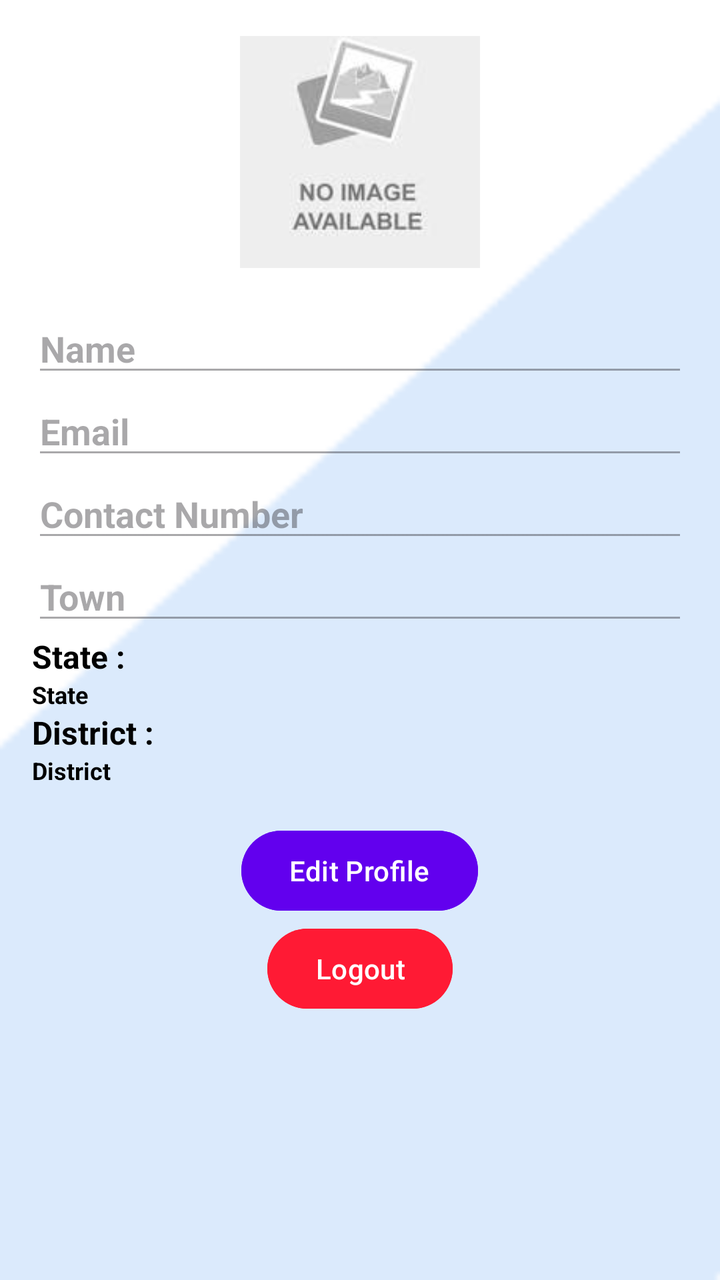
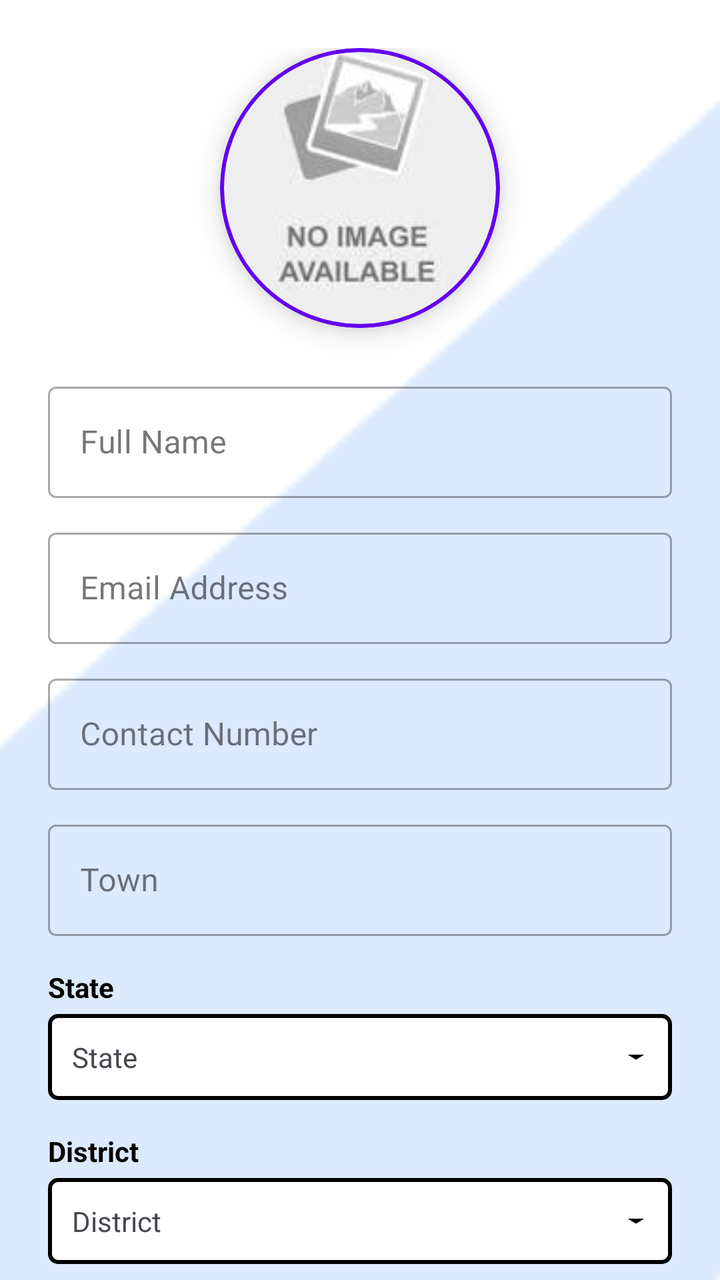

Screens rendered from an Android XML layout before and after an edit, with the pre-edit source and the edit as a unified diff.
<!-- AndroidManifest.xml: application theme Theme.Orphans -->
<!-- res/layout/fragment_profile.xml -->
<layout xmlns:android="http://schemas.android.com/apk/res/android"
    xmlns:app="http://schemas.android.com/apk/res-auto">

    <LinearLayout
        android:layout_width="match_parent"
        android:layout_height="match_parent"
        android:orientation="vertical"
        android:padding="16dp"
        android:background="@drawable/donor">

        <ImageView
            android:id="@+id/imageViewProfile"
            android:layout_width="120dp"
            android:layout_height="120dp"
            android:layout_gravity="center"
            android:src="@drawable/placeholder_image"
            android:contentDescription="Profile Image"
            android:layout_marginBottom="16dp" />

        <EditText
            android:id="@+id/editTextName"
            android:layout_width="match_parent"
            android:layout_height="wrap_content"
            android:hint="Name"
            android:textColor="@color/black"
            android:textStyle="bold"
            android:enabled="false" />

        <EditText
            android:id="@+id/editTextEmail"
            android:layout_width="match_parent"
            android:layout_height="wrap_content"
            android:hint="Email"
            android:textColor="@color/black"
            android:textStyle="bold"
            android:inputType="textEmailAddress"
            android:enabled="false" />

        <EditText
            android:id="@+id/editTextPhone"
            android:layout_width="match_parent"
            android:layout_height="wrap_content"
            android:hint="Contact Number"
            android:textColor="@color/black"
            android:textStyle="bold"
            android:enabled="false" />

        <EditText
            android:id="@+id/editTextTown"
            android:layout_width="match_parent"
            android:layout_height="wrap_content"
            android:hint="Town"
            android:textColor="@color/black"
            android:textStyle="bold"
            android:enabled="false" />
        <TextView
            android:id="@+id/texts"
            android:layout_width="wrap_content"
            android:layout_height="wrap_content"
            android:text="State :"
            android:textSize="16sp"
            android:textColor="@color/black"
            android:textStyle="bold" />

        <TextView
            android:id="@+id/textViewState"
            android:layout_width="wrap_content"
            android:layout_height="wrap_content"
            android:textSize="12sp"
            android:textColor="@color/black"
            android:textStyle="bold"
            android:text="State"
            android:visibility="visible" />

        <Spinner
            android:id="@+id/spinnerState"
            android:layout_width="match_parent"
            android:layout_height="wrap_content"
            android:visibility="gone" />

        <TextView
            android:id="@+id/textd"
            android:layout_width="wrap_content"
            android:layout_height="wrap_content"
            android:text="District :"
            android:textSize="16sp"
            android:textColor="@color/black"
            android:textStyle="bold"/>

        <TextView
            android:id="@+id/textViewDistrict"
            android:layout_width="wrap_content"
            android:layout_height="wrap_content"
            android:textSize="12sp"
            android:textColor="@color/black"
            android:textStyle="bold"
            android:text="District"
            android:visibility="visible" />

        <Spinner
            android:id="@+id/spinnerDistrict"
            android:layout_width="match_parent"
            android:layout_height="wrap_content"
            android:visibility="gone" />

        <Button
            android:id="@+id/buttonEditProfile"
            android:layout_width="wrap_content"
            android:layout_height="wrap_content"
            android:layout_gravity="center"
            android:backgroundTint="@color/colorPrimary"
            android:layout_marginTop="18dp"
            android:text="Edit Profile" />

        <Button
            android:id="@+id/buttonSaveProfile"
            android:layout_width="wrap_content"
            android:layout_height="wrap_content"
            android:layout_gravity="center"
            android:backgroundTint="@color/colorPrimary"
            android:text="Save Profile"
            android:visibility="gone" />

        <Button
            android:id="@+id/buttonLogout"
            android:layout_width="wrap_content"
            android:layout_height="wrap_content"
            android:text="Logout"
            android:backgroundTint="@color/purple_700"
            android:layout_gravity="center"
            android:layout_marginTop="1dp" />
    </LinearLayout>
</layout>
<!-- resources referenced by this layout -->
<resources>
  <color name="black">#FF000000</color>
  <color name="colorPrimary">#6200EE</color>
  <color name="purple_700">#FF1A34</color>
  <!-- drawable donor: png bitmap (drawable, 863 bytes) -->
  <!-- drawable placeholder_image: png bitmap (drawable, 247930 bytes) -->
  <style name="Theme.Orphans" parent="Base.Theme.Orphans" />
  <style name="Base.Theme.Orphans" parent="Theme.Material3.DayNight.NoActionBar">
          
          
      </style>
</resources>

<!-- the commit's change to res/layout/fragment_profile.xml (unified diff, before → after) -->
@@ -1,133 +1,182 @@
+<?xml version="1.0" encoding="utf-8"?>
 <layout xmlns:android="http://schemas.android.com/apk/res/android"
     xmlns:app="http://schemas.android.com/apk/res-auto">
 
-    <LinearLayout
+    <androidx.core.widget.NestedScrollView
         android:layout_width="match_parent"
         android:layout_height="match_parent"
-        android:orientation="vertical"
-        android:padding="16dp"
-        android:background="@drawable/donor">
+        android:background="@drawable/donor"
+        android:fillViewport="true">
 
-        <ImageView
-            android:id="@+id/imageViewProfile"
-            android:layout_width="120dp"
-            android:layout_height="120dp"
-            android:layout_gravity="center"
-            android:src="@drawable/placeholder_image"
-            android:contentDescription="Profile Image"
-            android:layout_marginBottom="16dp" />
-
-        <EditText
-            android:id="@+id/editTextName"
+        <LinearLayout
             android:layout_width="match_parent"
             android:layout_height="wrap_content"
-            android:hint="Name"
-            android:textColor="@color/black"
-            android:textStyle="bold"
-            android:enabled="false" />
+            android:orientation="vertical"
+            android:padding="24dp">
 
-        <EditText
-            android:id="@+id/editTextEmail"
-            android:layout_width="match_parent"
-            android:layout_height="wrap_content"
-            android:hint="Email"
-            android:textColor="@color/black"
-            android:textStyle="bold"
-            android:inputType="textEmailAddress"
-            android:enabled="false" />
+            <com.google.android.material.card.MaterialCardView
+                android:layout_width="140dp"
+                android:layout_height="140dp"
+                android:layout_gravity="center"
+                android:layout_marginBottom="24dp"
+                app:cardCornerRadius="70dp"
+                app:cardElevation="8dp"
+                app:strokeColor="@color/colorPrimary"
+                app:strokeWidth="2dp">
 
-        <EditText
-            android:id="@+id/editTextPhone"
-            android:layout_width="match_parent"
-            android:layout_height="wrap_content"
-            android:hint="Contact Number"
-            android:textColor="@color/black"
-            android:textStyle="bold"
-            android:enabled="false" />
+                <ImageView
+                    android:id="@+id/imageViewProfile"
+                    android:layout_width="match_parent"
+                    android:layout_height="match_parent"
+                    android:scaleType="centerCrop"
+                    android:src="@drawable/placeholder_image"
+                    android:contentDescription="Profile Image" />
+            </com.google.android.material.card.MaterialCardView>
 
-        <EditText
-            android:id="@+id/editTextTown"
-            android:layout_width="match_parent"
-            android:layout_height="wrap_content"
-            android:hint="Town"
-            android:textColor="@color/black"
-            android:textStyle="bold"
-            android:enabled="false" />
-        <TextView
-            android:id="@+id/texts"
-            android:layout_width="wrap_content"
-            android:layout_height="wrap_content"
-            android:text="State :"
-            android:textSize="16sp"
-            android:textColor="@color/black"
-            android:textStyle="bold" />
+            <com.google.android.material.textfield.TextInputLayout
+                style="@style/Widget.MaterialComponents.TextInputLayout.OutlinedBox"
+                android:layout_width="match_parent"
+                android:layout_height="wrap_content"
+                android:layout_marginBottom="12dp"
+                android:hint="Full Name">
+                <com.google.android.material.textfield.TextInputEditText
+                    android:id="@+id/editTextName"
+                    android:layout_width="match_parent"
+                    android:layout_height="wrap_content"
+                    android:enabled="false"
+                    android:textColor="@color/black" />
+            </com.google.android.material.textfield.TextInputLayout>
 
-        <TextView
-            android:id="@+id/textViewState"
-            android:layout_width="wrap_content"
-            android:layout_height="wrap_content"
-            android:textSize="12sp"
-            android:textColor="@color/black"
-            android:textStyle="bold"
-            android:text="State"
-            android:visibility="visible" />
+            <com.google.android.material.textfield.TextInputLayout
+                style="@style/Widget.MaterialComponents.TextInputLayout.OutlinedBox"
+                android:layout_width="match_parent"
+                android:layout_height="wrap_content"
+                android:layout_marginBottom="12dp"
+                android:hint="Email Address">
+                <com.google.android.material.textfield.TextInputEditText
+                    android:id="@+id/editTextEmail"
+                    android:layout_width="match_parent"
+                    android:layout_height="wrap_content"
+                    android:enabled="false"
+                    android:inputType="textEmailAddress"
+                    android:textColor="@color/black" />
+            </com.google.android.material.textfield.TextInputLayout>
 
-        <Spinner
-            android:id="@+id/spinnerState"
-            android:layout_width="match_parent"
-            android:layout_height="wrap_content"
-            android:visibility="gone" />
+            <com.google.android.material.textfield.TextInputLayout
+                style="@style/Widget.MaterialComponents.TextInputLayout.OutlinedBox"
+                android:layout_width="match_parent"
+                android:layout_height="wrap_content"
+                android:layout_marginBottom="12dp"
+                android:hint="Contact Number">
+                <com.google.android.material.textfield.TextInputEditText
+                    android:id="@+id/editTextPhone"
+                    android:layout_width="match_parent"
+                    android:layout_height="wrap_content"
+                    android:enabled="false"
+                    android:inputType="phone"
+                    android:textColor="@color/black" />
+            </com.google.android.material.textfield.TextInputLayout>
 
-        <TextView
-            android:id="@+id/textd"
-            android:layout_width="wrap_content"
-            android:layout_height="wrap_content"
-            android:text="District :"
-            android:textSize="16sp"
-            android:textColor="@color/black"
-            android:textStyle="bold"/>
+            <com.google.android.material.textfield.TextInputLayout
+                style="@style/Widget.MaterialComponents.TextInputLayout.OutlinedBox"
+                android:layout_width="match_parent"
+                android:layout_height="wrap_content"
+                android:layout_marginBottom="16dp"
+                android:hint="Town">
+                <com.google.android.material.textfield.TextInputEditText
+                    android:id="@+id/editTextTown"
+                    android:layout_width="match_parent"
+                    android:layout_height="wrap_content"
+                    android:enabled="false"
+                    android:textColor="@color/black" />
+            </com.google.android.material.textfield.TextInputLayout>
 
-        <TextView
-            android:id="@+id/textViewDistrict"
-            android:layout_width="wrap_content"
-            android:layout_height="wrap_content"
-            android:textSize="12sp"
-            android:textColor="@color/black"
-            android:textStyle="bold"
-            android:text="District"
-            android:visibility="visible" />
+            <LinearLayout
+                android:layout_width="match_parent"
+                android:layout_height="wrap_content"
+                android:orientation="vertical"
+                android:layout_marginBottom="16dp">
 
-        <Spinner
-            android:id="@+id/spinnerDistrict"
-            android:layout_width="match_parent"
-            android:layout_height="wrap_content"
-            android:visibility="gone" />
+                <TextView
+                    android:layout_width="wrap_content"
+                    android:layout_height="wrap_content"
+                    android:text="State"
+                    android:textStyle="bold"
+                    android:textColor="@color/black" />
 
-        <Button
-            android:id="@+id/buttonEditProfile"
-            android:layout_width="wrap_content"
-            android:layout_height="wrap_content"
-            android:layout_gravity="center"
-            android:backgroundTint="@color/colorPrimary"
-            android:layout_marginTop="18dp"
-            android:text="Edit Profile" />
+                <TextView
+                    android:id="@+id/textViewState"
+                    android:layout_width="match_parent"
+                    android:layout_height="wrap_content"
+                    android:padding="12dp"
+                    android:text="State"
+                    android:background="@drawable/spinner_background"
+                    android:layout_marginTop="4dp" />
 
-        <Button
-            android:id="@+id/buttonSaveProfile"
-            android:layout_width="wrap_content"
-            android:layout_height="wrap_content"
-            android:layout_gravity="center"
-            android:backgroundTint="@color/colorPrimary"
-            android:text="Save Profile"
-            android:visibility="gone" />
+                <Spinner
+                    android:id="@+id/spinnerState"
+                    android:layout_width="match_parent"
+                    android:layout_height="48dp"
+                    android:visibility="gone"
+                    android:background="@drawable/spinner_background"
+                    android:layout_marginTop="4dp" />
+            </LinearLayout>
 
-        <Button
-            android:id="@+id/buttonLogout"
-            android:layout_width="wrap_content"
-            android:layout_height="wrap_content"
-            android:text="Logout"
-            android:backgroundTint="@color/purple_700"
-            android:layout_gravity="center"
-            android:layout_marginTop="1dp" />
-    </LinearLayout>
+            <LinearLayout
+                android:layout_width="match_parent"
+                android:layout_height="wrap_content"
+                android:orientation="vertical"
+                android:layout_marginBottom="24dp">
+
+                <TextView
+                    android:layout_width="wrap_content"
+                    android:layout_height="wrap_content"
+                    android:text="District"
+                    android:textStyle="bold"
+                    android:textColor="@color/black" />
+
+                <TextView
+                    android:id="@+id/textViewDistrict"
+                    android:layout_width="match_parent"
+                    android:layout_height="wrap_content"
+                    android:padding="12dp"
+                    android:text="District"
+                    android:background="@drawable/spinner_background"
+                    android:layout_marginTop="4dp" />
+
+                <Spinner
+                    android:id="@+id/spinnerDistrict"
+                    android:layout_width="match_parent"
+                    android:layout_height="48dp"
+                    android:visibility="gone"
+                    android:background="@drawable/spinner_background"
+                    android:layout_marginTop="4dp" />
+            </LinearLayout>
+
+            <com.google.android.material.button.MaterialButton
+                android:id="@+id/buttonEditProfile"
+                android:layout_width="match_parent"
+                android:layout_height="56dp"
+                android:text="Edit Profile"
+                app:cornerRadius="12dp" />
+
+            <com.google.android.material.button.MaterialButton
+                android:id="@+id/buttonSaveProfile"
+                android:layout_width="match_parent"
+                android:layout_height="56dp"
+                android:text="Save Changes"
+                android:visibility="gone"
+                app:cornerRadius="12dp" />
+
+            <com.google.android.material.button.MaterialButton
+                android:id="@+id/buttonLogout"
+                style="@style/Widget.MaterialComponents.Button.TextButton"
+                android:layout_width="match_parent"
+                android:layout_height="56dp"
+                android:layout_marginTop="8dp"
+                android:text="Logout"
+                android:textColor="@color/purple_700" />
+
+        </LinearLayout>
+    </androidx.core.widget.NestedScrollView>
 </layout>
<!-- resource entries referenced after the edit -->
@@ -5,7 +5,42 @@
   <color name="purple_700">#FF1A34</color>
   <!-- drawable donor: png bitmap (drawable, 863 bytes) -->
   <!-- drawable placeholder_image: png bitmap (drawable, 247930 bytes) -->
+  <!-- drawable spinner_background (drawable) -->
+  <?xml version="1.0" encoding="utf-8"?>
+  <layer-list xmlns:android="http://schemas.android.com/apk/res/android">
+  
+      
+      <item>
+          <shape
+              android:shape="rectangle">
+              <solid android:color="@android:color/white"/>
+              <stroke
+                  android:width="2dp"
+                  android:color="@color/black"/>
+              <corners android:radius="4dp"/>
+          </shape>
+      </item>
+  
+      
+      <item
+          android:width="20dp"
+          android:drawable="@drawable/spinner_arrow"
+          android:gravity="end|center_vertical"
+          android:right="8dp"/>
+  
+  </layer-list>
   <style name="Theme.Orphans" parent="Base.Theme.Orphans" />
+  <!-- drawable spinner_arrow (drawable) -->
+  <?xml version="1.0" encoding="utf-8"?>
+  <vector xmlns:android="http://schemas.android.com/apk/res/android"
+      android:width="12dp"
+      android:height="12dp"
+      android:viewportWidth="24"
+      android:viewportHeight="24">
+      <path
+          android:fillColor="@color/black"
+          android:pathData="M7 10l5 5 5-5z"/>
+  </vector>
   <style name="Base.Theme.Orphans" parent="Theme.Material3.DayNight.NoActionBar">
           
           
